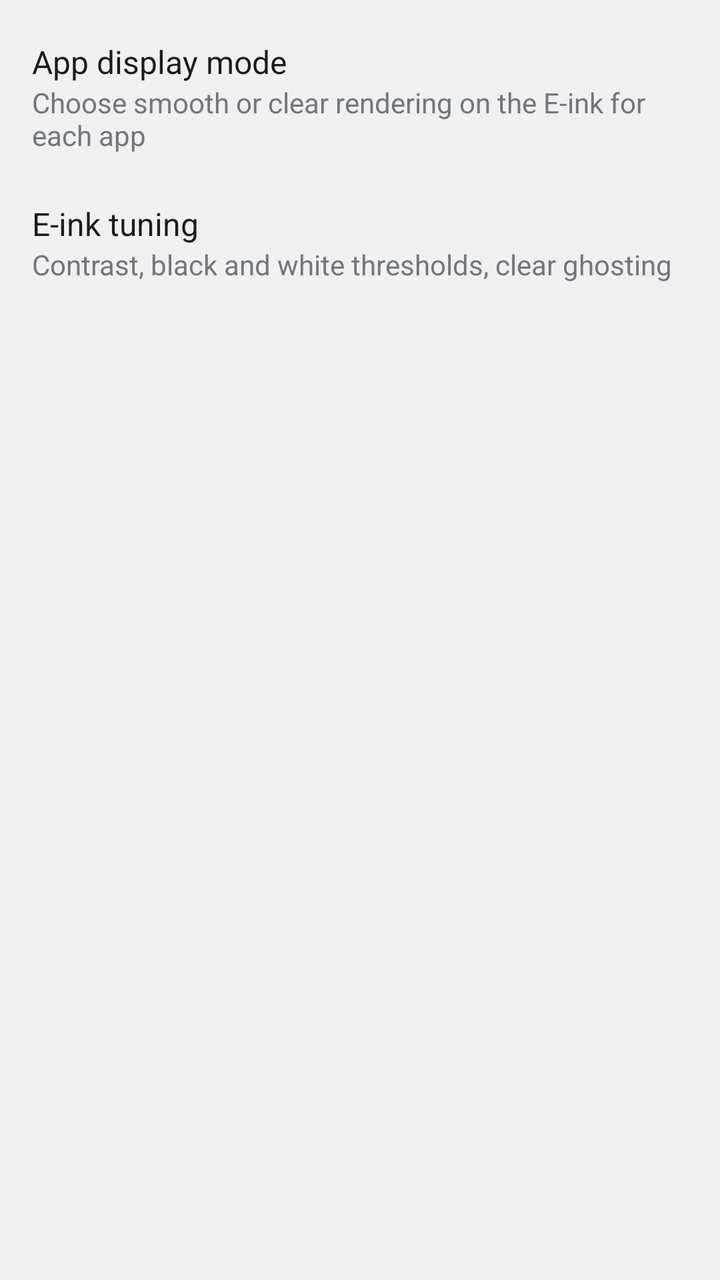
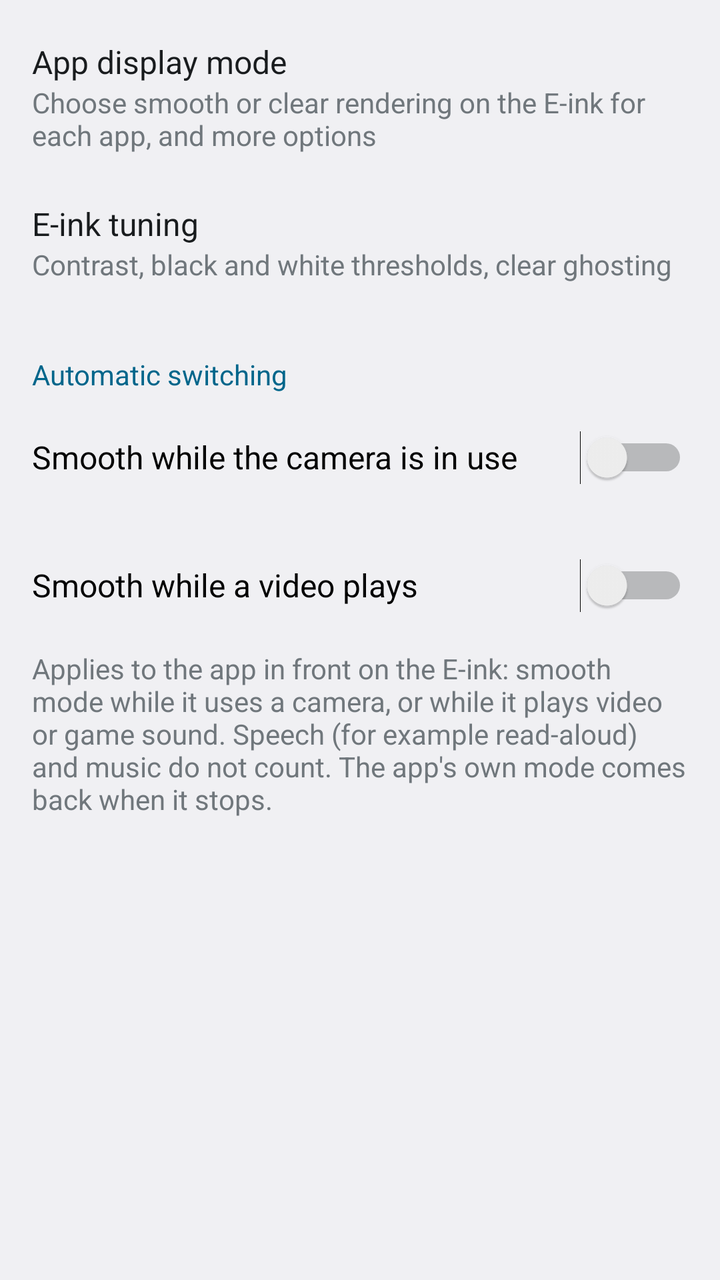

The first picture is an Android layout as it rendered before a commit; the second is the same layout after the commit. The layout source and the unified diff follow.
<!-- AndroidManifest.xml: activity theme android:Theme.DeviceDefault.DayNight -->
<!-- res/layout/eink_settings.xml -->
<?xml version="1.0" encoding="utf-8"?>
<LinearLayout xmlns:android="http://schemas.android.com/apk/res/android"
    android:layout_width="match_parent"
    android:layout_height="match_parent"
    android:orientation="vertical"
    android:paddingTop="8dp">

    <LinearLayout
        android:id="@+id/entry_app_mode"
        android:layout_width="match_parent"
        android:layout_height="wrap_content"
        android:minHeight="?android:attr/listPreferredItemHeight"
        android:background="?android:attr/selectableItemBackground"
        android:clickable="true"
        android:focusable="true"
        android:gravity="center_vertical"
        android:orientation="vertical"
        android:paddingStart="?android:attr/listPreferredItemPaddingStart"
        android:paddingEnd="?android:attr/listPreferredItemPaddingEnd"
        android:paddingTop="12dp"
        android:paddingBottom="12dp">

        <TextView
            android:layout_width="match_parent"
            android:layout_height="wrap_content"
            android:text="@string/app_mode_title"
            android:textAppearance="?android:attr/textAppearanceListItem" />

        <TextView
            android:layout_width="match_parent"
            android:layout_height="wrap_content"
            android:text="@string/app_mode_summary"
            android:textAppearance="?android:attr/textAppearanceSmall" />
    </LinearLayout>

    <LinearLayout
        android:id="@+id/entry_tuning"
        android:layout_width="match_parent"
        android:layout_height="wrap_content"
        android:minHeight="?android:attr/listPreferredItemHeight"
        android:background="?android:attr/selectableItemBackground"
        android:clickable="true"
        android:focusable="true"
        android:gravity="center_vertical"
        android:orientation="vertical"
        android:paddingStart="?android:attr/listPreferredItemPaddingStart"
        android:paddingEnd="?android:attr/listPreferredItemPaddingEnd"
        android:paddingTop="12dp"
        android:paddingBottom="12dp">

        <TextView
            android:layout_width="match_parent"
            android:layout_height="wrap_content"
            android:text="@string/tuning_title"
            android:textAppearance="?android:attr/textAppearanceListItem" />

        <TextView
            android:layout_width="match_parent"
            android:layout_height="wrap_content"
            android:text="@string/tuning_summary"
            android:textAppearance="?android:attr/textAppearanceSmall" />
    </LinearLayout>

    <TextView
        android:id="@+id/unavailable"
        android:layout_width="match_parent"
        android:layout_height="wrap_content"
        android:paddingStart="?android:attr/listPreferredItemPaddingStart"
        android:paddingEnd="?android:attr/listPreferredItemPaddingEnd"
        android:paddingTop="16dp"
        android:text="@string/service_unavailable"
        android:textAppearance="?android:attr/textAppearanceSmall"
        android:visibility="gone" />
</LinearLayout>
<!-- resources referenced by this layout -->
<resources>
  <string name="app_mode_summary">Choose smooth or clear rendering on the E-ink for each app</string>
  <string name="app_mode_title">App display mode</string>
  <string name="service_unavailable">The E-ink service is not running. These settings are not available.</string>
  <string name="tuning_summary">Contrast, black and white thresholds, clear ghosting</string>
  <string name="tuning_title">E-ink tuning</string>
</resources>

<!-- the commit's change to res/layout/eink_settings.xml (unified diff, before → after) -->
@@ -1,9 +1,14 @@
 <?xml version="1.0" encoding="utf-8"?>
-<LinearLayout xmlns:android="http://schemas.android.com/apk/res/android"
+<ScrollView xmlns:android="http://schemas.android.com/apk/res/android"
     android:layout_width="match_parent"
-    android:layout_height="match_parent"
+    android:layout_height="match_parent">
+
+<LinearLayout
+    android:layout_width="match_parent"
+    android:layout_height="wrap_content"
     android:orientation="vertical"
-    android:paddingTop="8dp">
+    android:paddingTop="8dp"
+    android:paddingBottom="16dp">
 
     <LinearLayout
         android:id="@+id/entry_app_mode"
@@ -61,6 +66,45 @@
             android:textAppearance="?android:attr/textAppearanceSmall" />
     </LinearLayout>
 
+    
+    <TextView
+        android:layout_width="match_parent"
+        android:layout_height="wrap_content"
+        android:paddingStart="?android:attr/listPreferredItemPaddingStart"
+        android:paddingEnd="?android:attr/listPreferredItemPaddingEnd"
+        android:paddingTop="24dp"
+        android:text="@string/auto_heading"
+        android:textAppearance="?android:attr/textAppearanceSmall"
+        android:textColor="?android:attr/colorAccent" />
+
+    <Switch
+        android:id="@+id/auto_camera"
+        android:layout_width="match_parent"
+        android:layout_height="wrap_content"
+        android:minHeight="?android:attr/listPreferredItemHeight"
+        android:paddingStart="?android:attr/listPreferredItemPaddingStart"
+        android:paddingEnd="?android:attr/listPreferredItemPaddingEnd"
+        android:text="@string/auto_camera"
+        android:textAppearance="?android:attr/textAppearanceListItem" />
+
+    <Switch
+        android:id="@+id/auto_video"
+        android:layout_width="match_parent"
+        android:layout_height="wrap_content"
+        android:minHeight="?android:attr/listPreferredItemHeight"
+        android:paddingStart="?android:attr/listPreferredItemPaddingStart"
+        android:paddingEnd="?android:attr/listPreferredItemPaddingEnd"
+        android:text="@string/auto_video"
+        android:textAppearance="?android:attr/textAppearanceListItem" />
+
+    <TextView
+        android:layout_width="match_parent"
+        android:layout_height="wrap_content"
+        android:paddingStart="?android:attr/listPreferredItemPaddingStart"
+        android:paddingEnd="?android:attr/listPreferredItemPaddingEnd"
+        android:text="@string/auto_explain"
+        android:textAppearance="?android:attr/textAppearanceSmall" />
+
     <TextView
         android:id="@+id/unavailable"
         android:layout_width="match_parent"
@@ -72,3 +116,4 @@
         android:textAppearance="?android:attr/textAppearanceSmall"
         android:visibility="gone" />
 </LinearLayout>
+</ScrollView>
<!-- resource entries referenced after the edit -->
@@ -1,7 +1,11 @@
 <!-- resources referenced by this layout -->
 <resources>
-  <string name="app_mode_summary">Choose smooth or clear rendering on the E-ink for each app</string>
+  <string name="app_mode_summary">Choose smooth or clear rendering on the E-ink for each app, and more options</string>
   <string name="app_mode_title">App display mode</string>
+  <string name="auto_camera">Smooth while the camera is in use</string>
+  <string name="auto_explain">Applies to the app in front on the E-ink: smooth mode while it uses a camera, or while it plays video or game sound. Speech (for example read-aloud) and music do not count. The app\'s own mode comes back when it stops.</string>
+  <string name="auto_heading">Automatic switching</string>
+  <string name="auto_video">Smooth while a video plays</string>
   <string name="service_unavailable">The E-ink service is not running. These settings are not available.</string>
   <string name="tuning_summary">Contrast, black and white thresholds, clear ghosting</string>
   <string name="tuning_title">E-ink tuning</string>
